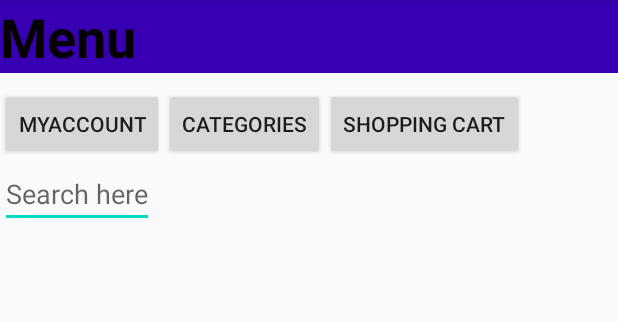
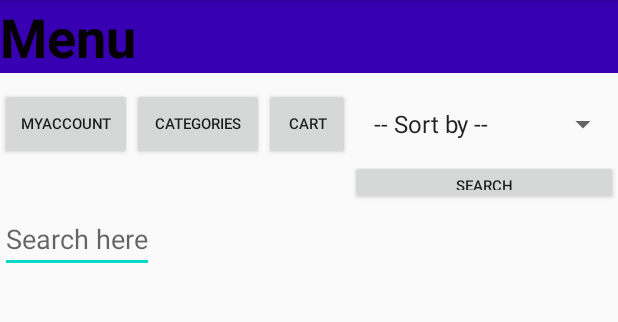
Before and after one commit to chriskavanagh97/Ahealthstore, an Android app: the HomeScreen screen opened directly, with no data from a screen before it, on a phone screen of 412 x 824 dp, the part 84-406 px from its top. Run offline under Robolectric (Android 15) with nearby library versions, the phone set to English and light mode, and no system bars; our stand-ins replace Firebase (no records; nobody signed in at launch, a user with empty details on screens opened directly), Picasso; pictures from the network do not load.

Commit message:
sorting completed

```diff
--- a/app/src/main/java/com/example/healthstore/HomeScreen.java
+++ b/app/src/main/java/com/example/healthstore/HomeScreen.java
@@ -9,12 +9,17 @@ import androidx.recyclerview.widget.RecyclerView;
 import android.os.Bundle;
 import android.text.Editable;
 import android.text.TextWatcher;
+import android.view.View;
+import android.widget.ArrayAdapter;
+import android.widget.Button;
 import android.widget.EditText;
+import android.widget.Spinner;
 
 import com.google.firebase.database.DataSnapshot;
 import com.google.firebase.database.DatabaseError;
 import com.google.firebase.database.DatabaseReference;
 import com.google.firebase.database.FirebaseDatabase;
+import com.google.firebase.database.Query;
 import com.google.firebase.database.ValueEventListener;
 
 import java.util.ArrayList;
@@ -23,10 +28,11 @@ public class HomeScreen extends AppCompatActivity {
 
     DatabaseReference reference = FirebaseDatabase.getInstance().getReference().child("Products");
     private ArrayList<Product> products = new ArrayList<>();
-
+    Spinner mySpinner;
 
     private RecyclerView recyclerView;
     ProductAdapter adapter;
+    String value;
 
 
     @Override
@@ -34,11 +40,74 @@ public class HomeScreen extends AppCompatActivity {
         super.onCreate(savedInstanceState);
         setContentView(R.layout.activity_home_screen);
 
-
         recyclerView = findViewById(R.id.my_recycler_view);
 
         LinearLayoutManager mLayoutManager = new LinearLayoutManager(this);
         recyclerView.setLayoutManager(new GridLayoutManager(this, 2));
+
+
+        mySpinner = (Spinner) findViewById(R.id.values);
+
+        ArrayAdapter<String> myAdapter = new ArrayAdapter<>(HomeScreen.this,
+                android.R.layout.simple_list_item_1, getResources().getStringArray(R.array.values));
+
+        myAdapter.setDropDownViewResource(android.R.layout.simple_spinner_dropdown_item);
+        mySpinner.setAdapter((myAdapter));
+
+
+        Button sortsearch = (Button) findViewById(R.id.sortsearch);
+        sortsearch.setOnClickListener(new View.OnClickListener() {
+            @Override
+            public void onClick(View v)
+            {
+                String sortrequest = mySpinner.getSelectedItem().toString();
+                if (sortrequest.equals("alphabetically")){
+                    value = "name";
+
+            } else if (sortrequest.equals("price ascending"))
+                {
+                        value = "price";
+                }
+                else if (sortrequest.equals("price descending"))
+                {
+                    value = "price";
+                    LinearLayoutManager mLayoutManager = new LinearLayoutManager(HomeScreen.this);
+                    mLayoutManager.setStackFromEnd(true);
+
+                    GridLayoutManager layout = new GridLayoutManager(HomeScreen.this, 2);
+                    layout.setReverseLayout(true);
+                    recyclerView.setLayoutManager(layout);
+                }
+                Query queryRef = reference.orderByChild(value).limitToLast(10);
+                queryRef.addValueEventListener(new ValueEventListener() {
+                    @Override
+                    public void onDataChange(@NonNull DataSnapshot dataSnapshot) {
+
+                        products.clear();
+
+                        for(DataSnapshot dataSnapshot1: dataSnapshot.getChildren())
+                        {
+
+                            Product productitem = dataSnapshot1.getValue(Product.class);
+                            products.add(new Product(productitem.getPrice(),productitem.getName(),productitem.getImage_drawable()));
+
+                        }
+
+
+                        adapter = new ProductAdapter(HomeScreen.this, products);
+                        recyclerView.setAdapter(adapter);
+                    }
+
+                    @Override
+                    public void onCancelled(@NonNull DatabaseError databaseError) {
+
+                    }
+                });
+            }
+        });
+
+
+
 
 
         EditText search = (EditText) findViewById(R.id.search);
--- a/app/src/main/res/layout/activity_home_screen.xml
+++ b/app/src/main/res/layout/activity_home_screen.xml
@@ -5,7 +5,7 @@
     android:layout_width="match_parent"
     android:layout_height="match_parent"
     android:orientation="vertical"
-    tools:context=".HomePage">
+    tools:context=".HomeScreen">
 
     <TextView
         android:layout_width="match_parent"
@@ -24,32 +24,60 @@
         android:layout_width="match_parent"
         android:layout_height="wrap_content"
         android:orientation="horizontal">
+
         <Button
+            android:id="@+id/MyAccount"
             android:layout_width="wrap_content"
             android:layout_height="wrap_content"
             android:layout_marginTop="10dp"
-            android:id="@+id/MyAccount"
-            android:text="MyAccount">
-
-        </Button>
-        <Button
-            android:layout_width="wrap_content"
-            android:layout_height="wrap_content"
-            android:layout_marginTop="10dp"
-            android:id="@+id/Categories"
-            android:text="Categories">
+            android:text="MyAccount"
+            android:textSize="10sp">
 
         </Button>
 
         <Button
+            android:id="@+id/Categories"
             android:layout_width="wrap_content"
             android:layout_height="wrap_content"
             android:layout_marginTop="10dp"
-            android:id="@+id/Cart"
-            android:text="Shopping cart">
+            android:text="Categories"
+            android:textSize="10sp">
 
         </Button>
+
+        <Button
+            android:id="@+id/Cart"
+            android:layout_width="57dp"
+            android:layout_height="wrap_content"
+            android:layout_marginTop="10dp"
+            android:text="cart"
+            android:textSize="10sp">
+
+        </Button>
+<LinearLayout
+    android:layout_width="wrap_content"
+    android:layout_height="wrap_content"
+    android:orientation="vertical">
+
+    <Spinner
+        android:id="@+id/values"
+        android:layout_width="179dp"
+        android:layout_height="wrap_content"
+        android:layout_gravity="center"
+        android:layout_marginTop="10dp" />
+
+    <Button
+        android:id="@+id/sortsearch"
+        android:layout_width="match_parent"
+        android:layout_height="30dp"
+        android:text="Search"
+        android:textSize="10sp">
+
+    </Button>
     </LinearLayout>
+    </LinearLayout>
+
+
 
     <EditText
         android:layout_width="wrap_content"
@@ -60,16 +88,15 @@
 
     <LinearLayout
         android:layout_width="match_parent"
-        android:layout_height="450dp"
+        android:layout_height="520dp"
         android:layout_marginTop="60dp"
         android:orientation="horizontal">
 
         <androidx.recyclerview.widget.RecyclerView
             android:id="@+id/my_recycler_view"
             android:layout_width="match_parent"
-            android:layout_height="450dp"
-            android:scrollbars="vertical">
-        </androidx.recyclerview.widget.RecyclerView>
+            android:layout_height="521dp"
+            android:scrollbars="vertical"></androidx.recyclerview.widget.RecyclerView>
 
     </LinearLayout>
 
--- a/app/src/main/res/values/strings.xml
+++ b/app/src/main/res/values/strings.xml
@@ -1,3 +1,12 @@
 <resources>
     <string name="app_name">HealthStore</string>
+
+
+    <string-array name="values">
+        <item> -- Sort by --</item>
+        <item>price descending</item>
+        <item>price ascending</item>
+        <item>alphabetical</item>
+        <item>alphabetical descending</item>
+    </string-array>
 </resources>
```
